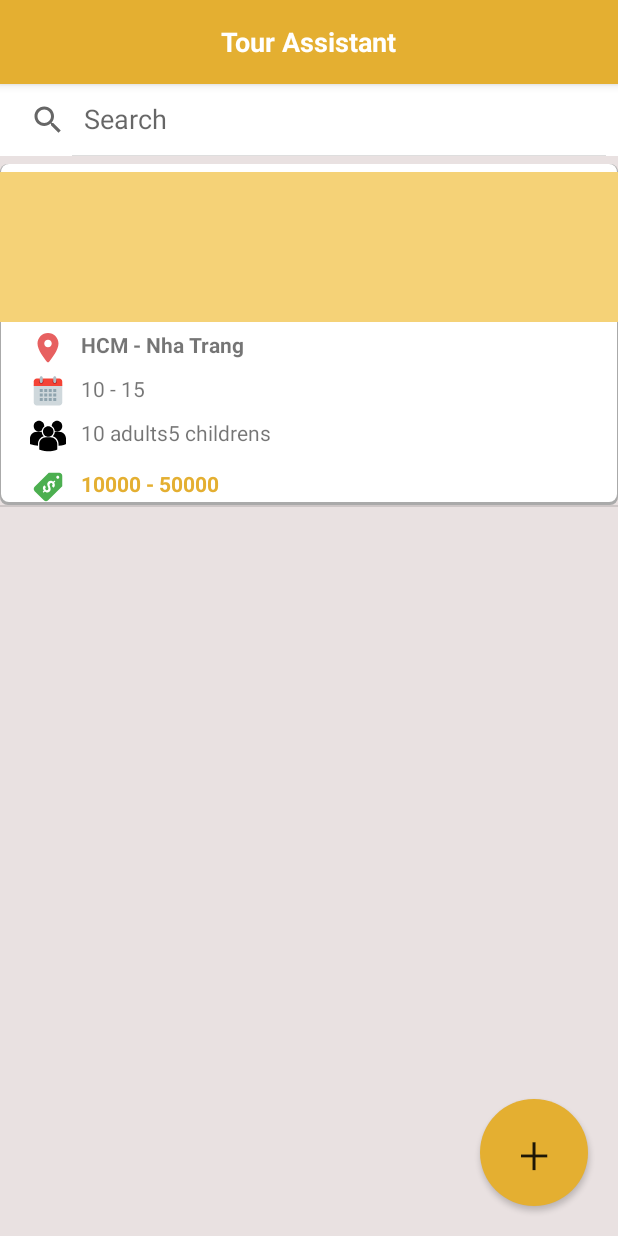
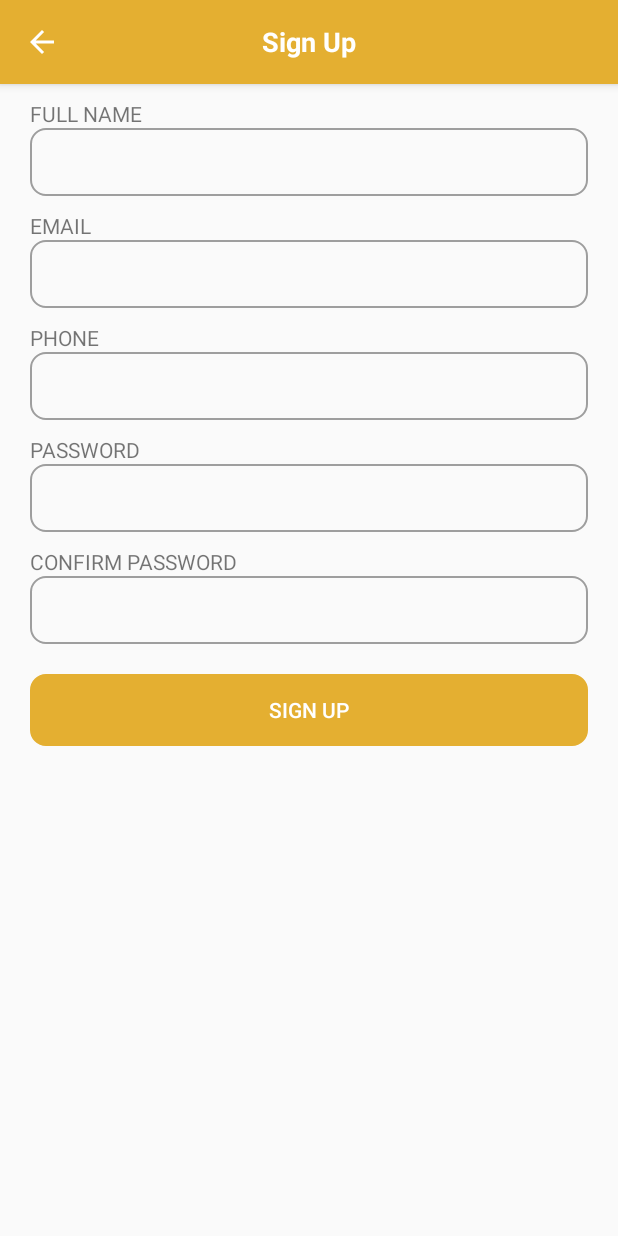
Before and after one commit to baophuc53/project-mobile, an Android app: the screen it shows after launch (MainActivity before the commit, RegisterActivity after it), on a phone screen of 412 x 824 dp. Run offline under Robolectric (Android 15) with nearby library versions, the phone set to English and light mode, and no system bars; libraries missing offline, so code that uses them is left out: retrofit.client.

Commit message:
Register Activity

```diff
--- /dev/null
+++ b/Tour Assistant/app/src/main/java/com/example/tourassistant/Activity/Constants.java
@@ -0,0 +1,6 @@
+package com.example.tourassistant.Activity;
+
+public class Constants {
+    public static final String APIEndpoint="http://35.197.153.192:3000/";
+
+}
--- a/Tour Assistant/app/src/main/java/com/example/tourassistant/MainActivity.java
+++ b/Tour Assistant/app/src/main/java/com/example/tourassistant/Activity/ListTourActivity.java
@@ -1,22 +1,18 @@
-package com.example.tourassistant;
+package com.example.tourassistant.Activity;
 
 import androidx.appcompat.app.ActionBar;
 import androidx.appcompat.app.AppCompatActivity;
 
 import android.os.Bundle;
-import android.view.Gravity;
-import android.view.View;
-import android.widget.ArrayAdapter;
 import android.widget.ListView;
-import android.widget.SearchView;
-import android.widget.TextView;
+
 
 import com.example.tourassistant.Object.Tour;
 import com.example.tourassistant.adapter.TourAdapters;
 
 import java.util.ArrayList;
 
-public class MainActivity extends AppCompatActivity {
+public class ListTourActivity extends AppCompatActivity {
 
     Tour tour;
     ArrayList<Tour> toursList = new ArrayList<Tour>();
@@ -37,7 +33,7 @@ public class MainActivity extends AppCompatActivity {
     private void Show() {
         tour = new Tour("HCM - Nha Trang",  10, 15, 0, 1, 2, 3, false, 10, 5,10000, 50000, "https://cdnimg.vietnamplus.vn/uploaded/fsmsr/2018_12_03/31.jpg");
         toursList.add(tour);
-        tourAdapters = new TourAdapters(MainActivity.this, R.layout.listview_tour_layout, toursList);
+        tourAdapters = new TourAdapters(ListTourActivity.this, R.layout.listview_tour_layout, toursList);
         lvTours.setAdapter(tourAdapters);
     }
 
--- /dev/null
+++ b/Tour Assistant/app/src/main/java/com/example/tourassistant/Activity/RegisterActivity.java
@@ -0,0 +1,102 @@
+package com.example.tourassistant.Activity;
+
+import android.os.Bundle;
+import android.util.Log;
+import android.view.MenuItem;
+import android.view.View;
+import android.widget.Button;
+import android.widget.EditText;
+import android.widget.TextView;
+import android.widget.Toast;
+
+import androidx.annotation.NonNull;
+import androidx.appcompat.app.ActionBar;
+import androidx.appcompat.app.AppCompatActivity;
+
+
+import com.example.tourassistant.Api.MyAPIClient;
+import com.example.tourassistant.Api.UserService;
+import com.example.tourassistant.model.RegisterRequest;
+import com.example.tourassistant.model.RegisterResponse;
+
+import retrofit.Callback;
+import retrofit.RetrofitError;
+import retrofit.client.Response;
+
+public class RegisterActivity extends AppCompatActivity {
+
+    Button signupButton;
+    @Override
+    protected void onCreate(Bundle savedInstanceState) {
+        super.onCreate(savedInstanceState);
+        setContentView(R.layout.register_activity);
+        getSupportActionBar().setDisplayOptions(ActionBar.DISPLAY_SHOW_CUSTOM);
+        getSupportActionBar().setCustomView(R.layout.abs_layout);
+        getSupportActionBar().setDisplayHomeAsUpEnabled(true);
+        TextView title = findViewById(R.id.actionbar_textview);
+        title.setText("Sign Up");
+        signupButton=findViewById(R.id.SignUpButton);
+        signupButton.setOnClickListener(new View.OnClickListener() {
+            @Override
+            public void onClick(View v) {
+                userRegister();
+            }
+        });
+    }
+
+    private void userRegister() {
+        EditText name = findViewById(R.id.edit_register_name);
+        EditText email = findViewById(R.id.edit_register_email);
+        EditText phone = findViewById(R.id.edit_register_phone);
+        EditText password = findViewById(R.id.edit_register_password);
+//        name.setText("abc abc");
+//        email.setText("testtest@sad.com");
+//        phone.setText("0123956899");
+//        password.setText("aagg");
+
+        RegisterRequest request=new RegisterRequest();
+        request.setEmail(email.getText().toString());
+        request.setFullName(name.getText().toString());
+        request.setPhone(phone.getText().toString());
+        request.setPassword(password.getText().toString());
+        UserService userService;
+        userService = MyAPIClient.getInstance().getAdapter().create(UserService.class);
+
+        userService.login(request, new Callback<RegisterResponse>() {
+            @Override
+            public void success(RegisterResponse registerResponse, Response response) {
+                Log.i("response", response.getBody().toString());
+            }
+
+            @Override
+            public void failure(RetrofitError error) {
+                switch (error.getKind()) {
+                    case HTTP:
+                        if (error.getResponse().getStatus() == 400)
+                            Toast.makeText(RegisterActivity.this, "Email hoặc số điện thoại đã tồn tại hoặc sai định dạng", Toast.LENGTH_LONG).show();
+                        else if(error.getResponse().getStatus() == 503)
+                        Toast.makeText(RegisterActivity.this, "Dịch vụ tạm thời không hoạt đông", Toast.LENGTH_LONG).show();
+                        break;
+                    case NETWORK:
+                    case UNEXPECTED:
+                        Toast.makeText(RegisterActivity.this, "Có vấn đề về mạng", Toast.LENGTH_LONG).show();
+                        break;
+                    default:
+                        Toast.makeText(RegisterActivity.this, "Lỗi không xác định", Toast.LENGTH_LONG).show();
+                }
+
+            }
+        });
+
+    }
+
+
+    @Override
+    public boolean onOptionsItemSelected(@NonNull MenuItem item) {
+        if(item.getItemId()==android.R.id.home)
+            finish();
+        return super.onOptionsItemSelected(item);
+    }
+
+
+}
--- /dev/null
+++ b/Tour Assistant/app/src/main/java/com/example/tourassistant/Api/UserService.java
@@ -0,0 +1,19 @@
+package com.example.tourassistant.Api;
+
+
+import com.example.tourassistant.model.RegisterRequest;
+import com.example.tourassistant.model.RegisterResponse;
+
+import retrofit.Callback;
+import retrofit.client.Response;
+import retrofit.http.Body;
+import retrofit.http.POST;
+
+public interface UserService {
+    @POST("/user/register/")
+    void login(@Body RegisterRequest request, Callback<RegisterResponse> callback);
+
+    @POST("/logout.php")
+    void logout(Callback<Response> callback);
+
+}
--- a/Tour Assistant/app/src/main/java/com/example/tourassistant/adapter/TourAdapters.java
+++ b/Tour Assistant/app/src/main/java/com/example/tourassistant/adapter/TourAdapters.java
@@ -13,8 +13,10 @@ import android.widget.TextView;
 import androidx.annotation.NonNull;
 import androidx.annotation.Nullable;
 
+
+import com.example.tourassistant.Activity.R;
 import com.example.tourassistant.Object.Tour;
-import com.example.tourassistant.R;
+
 
 import java.util.ArrayList;
 
--- /dev/null
+++ b/Tour Assistant/app/src/main/res/drawable/round_corner_box.xml
@@ -0,0 +1,6 @@
+<?xml version="1.0" encoding="utf-8"?>
+<shape xmlns:android="http://schemas.android.com/apk/res/android" android:shape="rectangle" >
+    <solid android:color="@null"/>
+    <corners android:radius="10dp" />
+    <stroke android:width="1dip" android:color="#9E9E9E"/>
+</shape>
--- /dev/null
+++ b/Tour Assistant/app/src/main/res/layout/register_activity.xml
@@ -0,0 +1,86 @@
+<?xml version="1.0" encoding="utf-8"?>
+<LinearLayout xmlns:android="http://schemas.android.com/apk/res/android"
+    xmlns:app="http://schemas.android.com/apk/res-auto"
+    xmlns:tools="http://schemas.android.com/tools"
+    android:layout_width="match_parent"
+    android:layout_height="match_parent"
+    android:orientation="vertical"
+    android:layout_marginHorizontal="20dp"
+    tools:context=".RegisterActivity">
+
+    <TextView
+        android:id="@+id/register_name"
+        android:layout_width="match_parent"
+        android:layout_height="wrap_content"
+        android:layout_marginTop="10dp"
+        android:text="FULL NAME"/>
+    <EditText
+        android:id="@+id/edit_register_name"
+        android:layout_width="match_parent"
+        android:layout_height="45dp"
+        android:inputType="textShortMessage"
+        android:background="@drawable/round_corner_box"/>
+
+    <TextView
+        android:id="@+id/register_email"
+        android:layout_width="match_parent"
+        android:layout_height="wrap_content"
+        android:layout_marginTop="10dp"
+        android:text="EMAIL"/>
+    <EditText
+        android:id="@+id/edit_register_email"
+        android:layout_width="match_parent"
+        android:layout_height="45dp"
+        android:inputType="textShortMessage"
+        android:background="@drawable/round_corner_box"/>
+
+    <TextView
+        android:id="@+id/register_phone"
+        android:layout_width="match_parent"
+        android:layout_height="wrap_content"
+        android:layout_marginTop="10dp"
+        android:text="PHONE"/>
+    <EditText
+        android:id="@+id/edit_register_phone"
+        android:layout_width="match_parent"
+        android:layout_height="45dp"
+        android:inputType="phone"
+        android:background="@drawable/round_corner_box"/>
+
+    <TextView
+        android:id="@+id/register_password"
+        android:layout_width="match_parent"
+        android:layout_height="wrap_content"
+        android:layout_marginTop="10dp"
+        android:text="PASSWORD"/>
+    <EditText
+        android:id="@+id/edit_register_password"
+        android:layout_width="match_parent"
+        android:layout_height="45dp"
+        android:inputType="textShortMessage"
+        android:background="@drawable/round_corner_box"/>
+
+    <TextView
+        android:id="@+id/register_confirmPass"
+        android:layout_width="match_parent"
+        android:layout_height="wrap_content"
+        android:layout_marginTop="10dp"
+        android:text="@string/confirm_password"/>
+    <EditText
+        android:id="@+id/edit_register_confirmPass"
+        android:layout_width="match_parent"
+        android:layout_height="45dp"
+        android:background="@drawable/round_corner_box"
+        android:inputType="textPassword|textShortMessage" />
+
+    <Button
+        android:id="@+id/SignUpButton"
+        android:layout_width="match_parent"
+        android:layout_height="wrap_content"
+        android:layout_marginTop="20dp"
+        android:text="@string/sign_up"
+        android:textColor="#FFFFFF"
+        android:background="@drawable/round_corner_box"
+        android:backgroundTint="@color/colorPrimary"/>
+
+</LinearLayout>
--- a/Tour Assistant/app/src/main/res/values/strings.xml
+++ b/Tour Assistant/app/src/main/res/values/strings.xml
@@ -2,4 +2,6 @@
     <string name="app_name">Tour Assistant</string>
     <string name="search_tour">Search</string>
     <string name="add">+</string>
+    <string name="confirm_password">CONFIRM PASSWORD</string>
+    <string name="sign_up">SIGN UP</string>
 </resources>
--- /dev/null
+++ b/Tour Assistant/app/src/main/res/xml/network_security_config.xml
@@ -0,0 +1,6 @@
+<?xml version="1.0" encoding="utf-8"?>
+<network-security-config>
+    <domain-config cleartextTrafficPermitted="true">
+        <domain includeSubdomains="true">35.197.153.192</domain>
+    </domain-config>
+</network-security-config>
```
Also changed, not shown: Tour Assistant/app/build.gradle (+7 -4 lines), Tour Assistant/app/src/main/AndroidManifest.xml (+12 -4 lines), Tour Assistant/app/src/main/java/com/example/tourassistant/Activity/MainActivity.java (added, +15 -0 lines), Tour Assistant/app/src/main/java/com/example/tourassistant/Api/MyAPIClient.java (added, +50 -0 lines), Tour Assistant/app/src/main/java/com/example/tourassistant/model/RegisterRequest.java (added, +85 -0 lines), Tour Assistant/app/src/main/java/com/example/tourassistant/model/RegisterResponse.java (added, +95 -0 lines).
